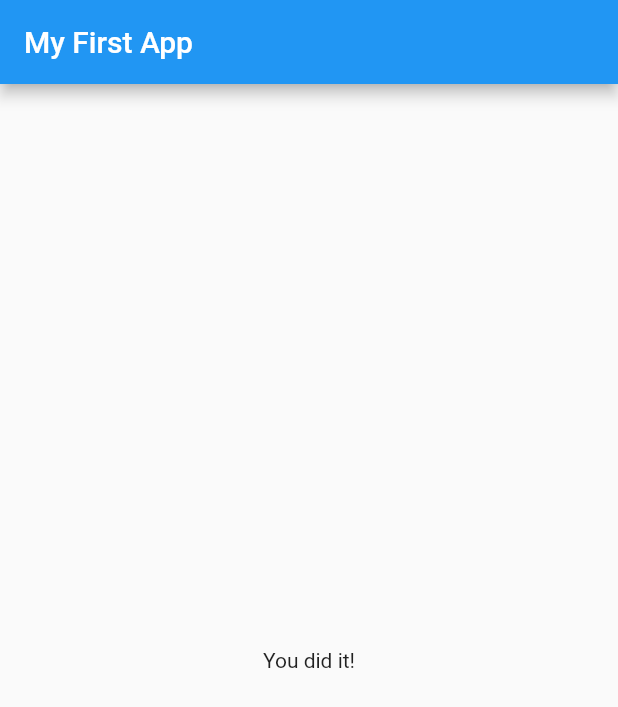
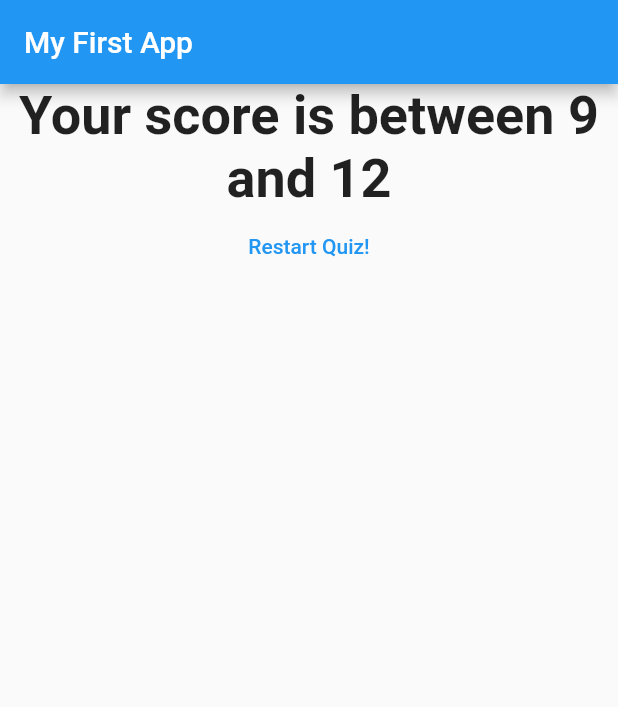
Before and after one commit to stevenmsl/flutter_quiz, a Flutter app: the screen it shows after launch, after a tap on "Black", after a tap on "Dog", after a tap on "Steve", on a phone screen of 412 x 824 dp. Shown: the top 707 px of the screen. Run offline on Flutter 3.47's test engine with Material 2 defaults, Android fonts, the phone set to English and light mode, and no system bars.

Commit message:
add reset quiz

```diff
--- a/lib/main.dart
+++ b/lib/main.dart
@@ -57,6 +57,13 @@ class _MyAppState extends State<MyApp> {
     },
   ];
 
+  void _resetQuiz() {
+    setState(() {
+      _questionIndex = 0;
+      _totalScore = 0;
+    });
+  }
+
   void _answerQuestion(int score) {
     _totalScore += score;
     // notify flutter that state has changed
@@ -80,7 +87,7 @@ class _MyAppState extends State<MyApp> {
               questionIndex: _questionIndex,
               questions: _questions,
             )
-          : Result(),
+          : Result(_totalScore, _resetQuiz),
     ));
   }
 }
--- a/lib/result.dart
+++ b/lib/result.dart
@@ -1,8 +1,40 @@
 import 'package:flutter/material.dart';
 
 class Result extends StatelessWidget {
+  final int resultScore;
+  final Function resetHandler;
+  Result(this.resultScore, this.resetHandler);
+
+  // getter
+  String get resultPhrase {
+    var resultText = 'You did it - never mind the result';
+    if (resultScore <= 8) {
+      resultText = "Your score is 8 or below";
+    } else if (resultScore <= 12) {
+      resultText = "Your score is between 9 and 12";
+    } else if (resultScore <= 16) {
+      resultText = "Your score is between 13 and 16";
+    }
+
+    return resultText;
+  }
+
   @override
   Widget build(BuildContext context) {
-    return Center(child: Text('You did it!'));
+    return Center(
+        child: Column(
+      children: [
+        Text(
+          resultPhrase,
+          style: TextStyle(fontSize: 36, fontWeight: FontWeight.bold),
+          textAlign: TextAlign.center,
+        ),
+        FlatButton(
+          child: Text('Restart Quiz!'),
+          textColor: Colors.blue,
+          onPressed: resetHandler,
+        )
+      ],
+    ));
   }
 }
```
